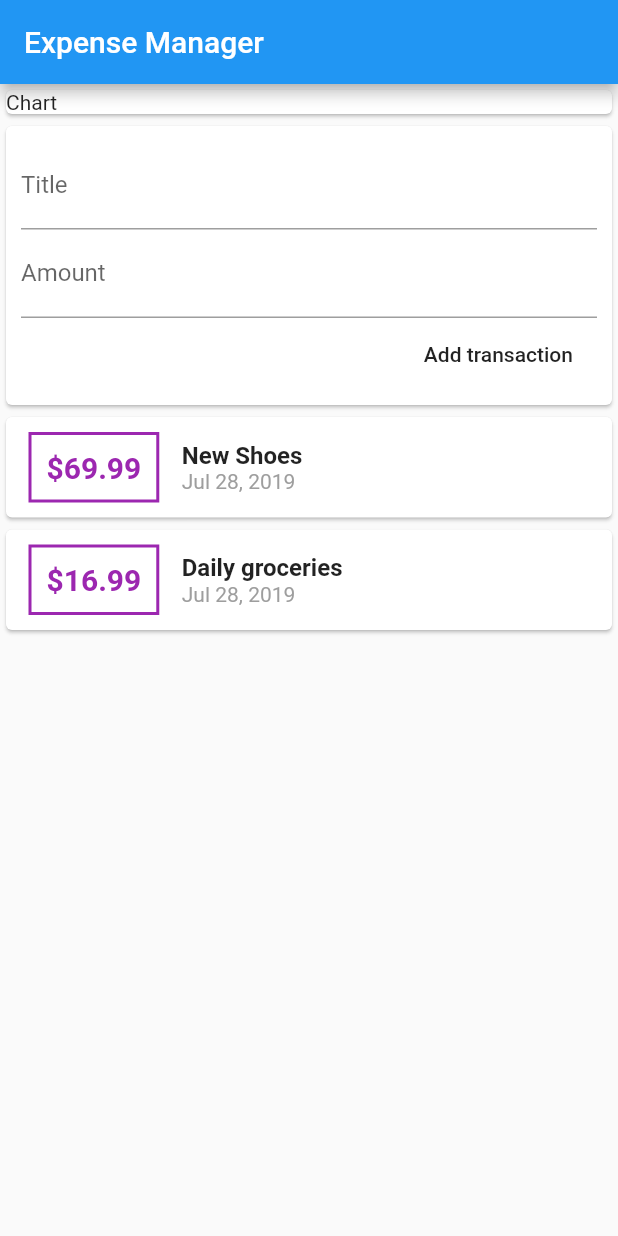
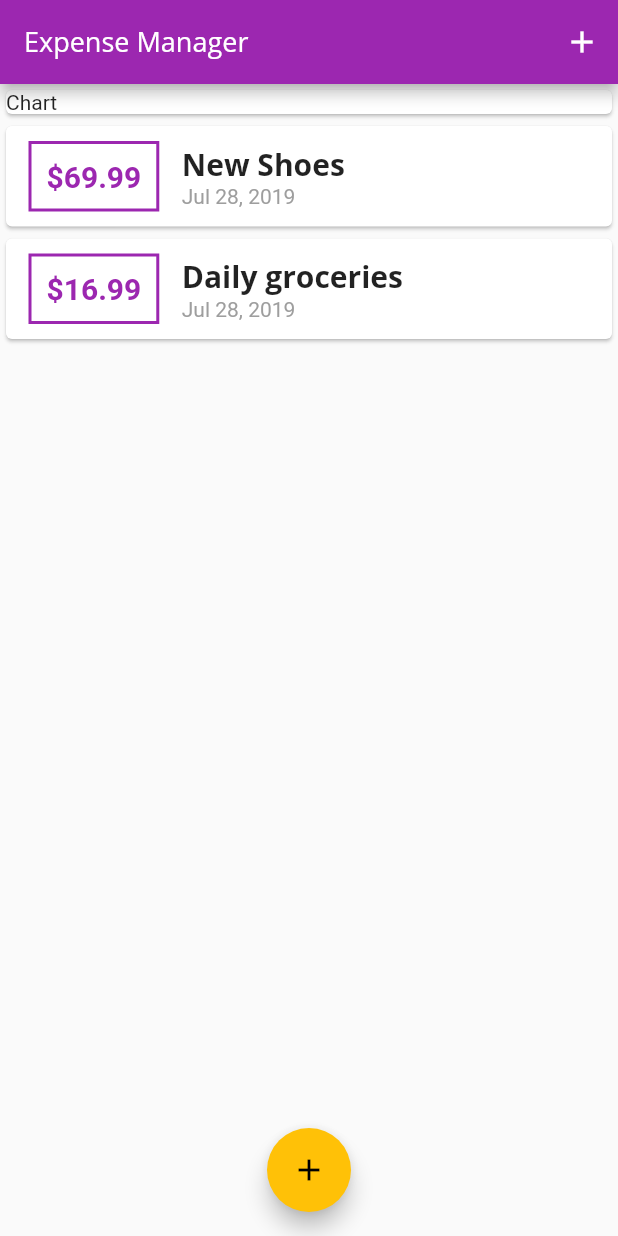
Before and after one commit to harshitm98/Expense-Manager-App, a Flutter app: the screen it shows after launch, on a phone screen of 412 x 824 dp. Run offline on Flutter 3.47's test engine with Material 2 defaults, Android fonts, the phone set to English and light mode, and no system bars.

Commit message:
Added fonts

```diff
--- a/lib/main.dart
+++ b/lib/main.dart
@@ -1,11 +1,10 @@
-import 'package:expense_app/widgets/user_transaction.dart';
 import 'package:flutter/cupertino.dart';
 import 'package:flutter/material.dart';
 import 'package:intl/intl.dart';
 
 import './models/transaction.dart';
 import './widgets/transaction_list.dart';
-import 'package:expense_app/widgets/new_transaction.dart';
+import './widgets/new_transaction.dart';
 
 void main() => runApp(MyApp());
 
@@ -15,19 +14,80 @@ class MyApp extends StatelessWidget {
     return MaterialApp(
       title: 'Expense manager',
       home: MyHomePage(),
+      theme: ThemeData(
+        primarySwatch: Colors.purple,
+        accentColor: Colors.amber,
+        fontFamily: "Quicksand",
+        appBarTheme: AppBarTheme(
+            textTheme: ThemeData.light().textTheme.copyWith(
+                  title: TextStyle(fontFamily: "OpenSans", fontSize: 18),
+                )), // Theme of the app bar through out the app
+        textTheme: ThemeData.light().textTheme.copyWith(
+              title: TextStyle(
+                fontFamily: "OpenSans",
+                fontWeight: FontWeight.bold,
+                fontSize: 20,
+              ), // Theme of title texts. Can referenced.
+            ),
+      ),
     );
   }
 }
 
-class MyHomePage extends StatelessWidget {
-  final titleController = TextEditingController();
-  final amountController = TextEditingController();
+class MyHomePage extends StatefulWidget {
+  @override
+  _MyHomePageState createState() => _MyHomePageState();
+}
+
+class _MyHomePageState extends State<MyHomePage> {
+  final List<Transaction> _userTransactions = [
+    Transaction(
+      id: "t1",
+      title: "New Shoes",
+      amount: 69.99,
+      date: DateTime.now(),
+    ),
+    Transaction(
+      id: "t1",
+      title: "Daily groceries",
+      amount: 16.99,
+      date: DateTime.now(),
+    ),
+  ];
+
+  void _addNewTransaction(String title, double amount) {
+    final newTx = new Transaction(
+        title: title,
+        amount: amount,
+        date: DateTime.now(),
+        id: DateTime.now().toString());
+    setState(() {
+      _userTransactions.add(newTx);
+    });
+  }
+
+  void _startAddNewTransaction(BuildContext ctx) {
+    showModalBottomSheet(
+        context: ctx,
+        builder: (bCtx) {
+          return NewTransaction(_addNewTransaction);
+        });
+  }
 
   @override
   Widget build(BuildContext context) {
     return Scaffold(
       appBar: AppBar(
-        title: Text('Expense Manager'),
+        title: Text(
+          'Expense Manager',
+          style: TextStyle(fontFamily: "OpenSans"),
+        ), // Con: Have do it for every page.
+        actions: <Widget>[
+          IconButton(
+            icon: Icon(Icons.add),
+            onPressed: () => _startAddNewTransaction(context),
+          ),
+        ],
       ),
       body: SingleChildScrollView(
         child: Column(
@@ -40,9 +100,14 @@ class MyHomePage extends StatelessWidget {
                 child: Text("Chart"),
               ),
             ),
-            UserTransaction(),
+            TransactionList(_userTransactions),
           ],
         ),
+      ),
+      floatingActionButtonLocation: FloatingActionButtonLocation.centerFloat,
+      floatingActionButton: FloatingActionButton(
+        child: Icon(Icons.add),
+        onPressed: () => _startAddNewTransaction(context),
       ),
     );
   }
--- a/lib/widgets/new_transaction.dart
+++ b/lib/widgets/new_transaction.dart
@@ -1,20 +1,30 @@
 import 'package:flutter/material.dart';
 
-class NewTransaction extends StatelessWidget {
-
-  final titleController = TextEditingController();
-  final amountController = TextEditingController();
+class NewTransaction extends StatefulWidget {
   final Function _addNewTransaction;
 
   NewTransaction(this._addNewTransaction);
 
-  void submitData(){
+  @override
+  _NewTransactionState createState() => _NewTransactionState();
+}
+
+class _NewTransactionState extends State<NewTransaction> {
+  final titleController = TextEditingController();
+
+  final amountController = TextEditingController();
+
+  void submitData() {
     final enteredTitle = titleController.text;
     final enteredAmount = double.parse(amountController.text);
-    if(enteredTitle.isEmpty || enteredAmount <= 0){
+    if (enteredTitle.isEmpty || enteredAmount <= 0) {
       return;
     }
-    _addNewTransaction(titleController.text, double.parse(amountController.text),);
+    widget._addNewTransaction(
+      enteredTitle,
+      enteredAmount,
+    );
+    Navigator.of(context).pop(); // Closes the topmost widget...
   }
 
   @override
--- a/lib/widgets/transaction_list.dart
+++ b/lib/widgets/transaction_list.dart
@@ -24,12 +24,12 @@ class TransactionList extends StatelessWidget {
                     style: TextStyle(
                       fontWeight: FontWeight.bold,
                       fontSize: 20,
-                      color: Colors.purple,
+                      color: Theme.of(context).primaryColor,
                     ),
                   ),
                   decoration: BoxDecoration(
                     border: Border.all(
-                      color: Colors.purple,
+                      color: Theme.of(context).primaryColor,
                       width: 2,
                     ),
                   ),
@@ -40,10 +40,7 @@ class TransactionList extends StatelessWidget {
                     children: <Widget>[
                       Text(
                         _userTransactions[index].title,
-                        style: TextStyle(
-                          fontSize: 16,
-                          fontWeight: FontWeight.bold,
-                        ),
+                        style: Theme.of(context).textTheme.title,
                       ),
                       Text(
                         DateFormat.yMMMd().format(_userTransactions[index].date),
--- a/lib/widgets/user_transaction.dart
+++ /dev/null
@@ -1,42 +0,0 @@
-import 'package:flutter/material.dart';
-
-import './new_transaction.dart';
-import './transaction_list.dart';
-import '../models/transaction.dart';
-
-class UserTransaction extends StatefulWidget {
-  @override
-  _UserTransactionState createState() => _UserTransactionState();
-}
-
-class _UserTransactionState extends State<UserTransaction> {
-  final List<Transaction> _userTransactions = [
-    Transaction(
-      id: "t1",
-      title: "New Shoes",
-      amount: 69.99,
-      date: DateTime.now(),
-    ),
-    Transaction(
-      id: "t1",
-      title: "Daily groceries",
-      amount: 16.99,
-      date: DateTime.now(),
-    ),
-  ];
-
-  void _addNewTransaction(String title, double amount){
-    final newTx = new Transaction(title: title, amount: amount, date: DateTime.now(), id: DateTime.now().toString());
-    setState(() {
-      _userTransactions.add(newTx);
-    });
-  }
-
-  @override
-  Widget build(BuildContext context) {
-    return Column(children: <Widget>[
-      NewTransaction(_addNewTransaction),
-      TransactionList(_userTransactions),
-    ],);
-  }
-}
```
Also changed, not shown: pubspec.yaml (+11 -6 lines), assets/fonts/OpenSans-Bold.ttf (added), assets/fonts/OpenSans-Regular.ttf (added), assets/fonts/Quicksand-Bold.ttf (added), assets/fonts/Quicksand-Light.ttf (added), assets/fonts/Quicksand-Medium.ttf (added), assets/fonts/Quicksand-Regular.ttf (added). Lines whose indentation alone changed are shown as unchanged.
